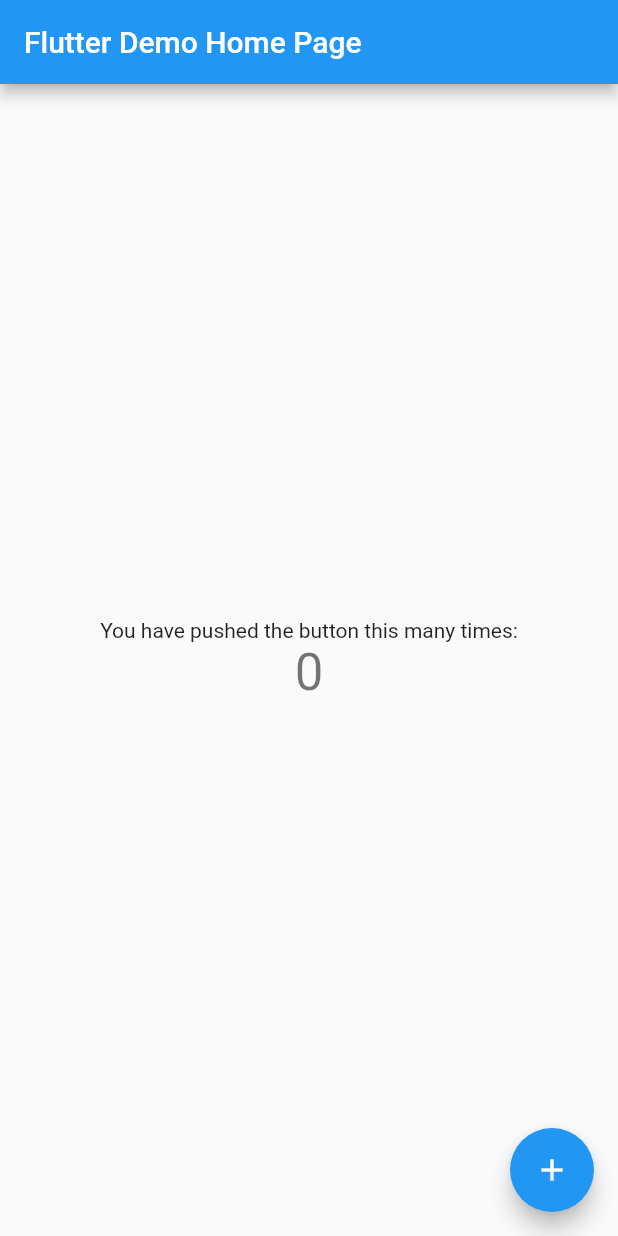
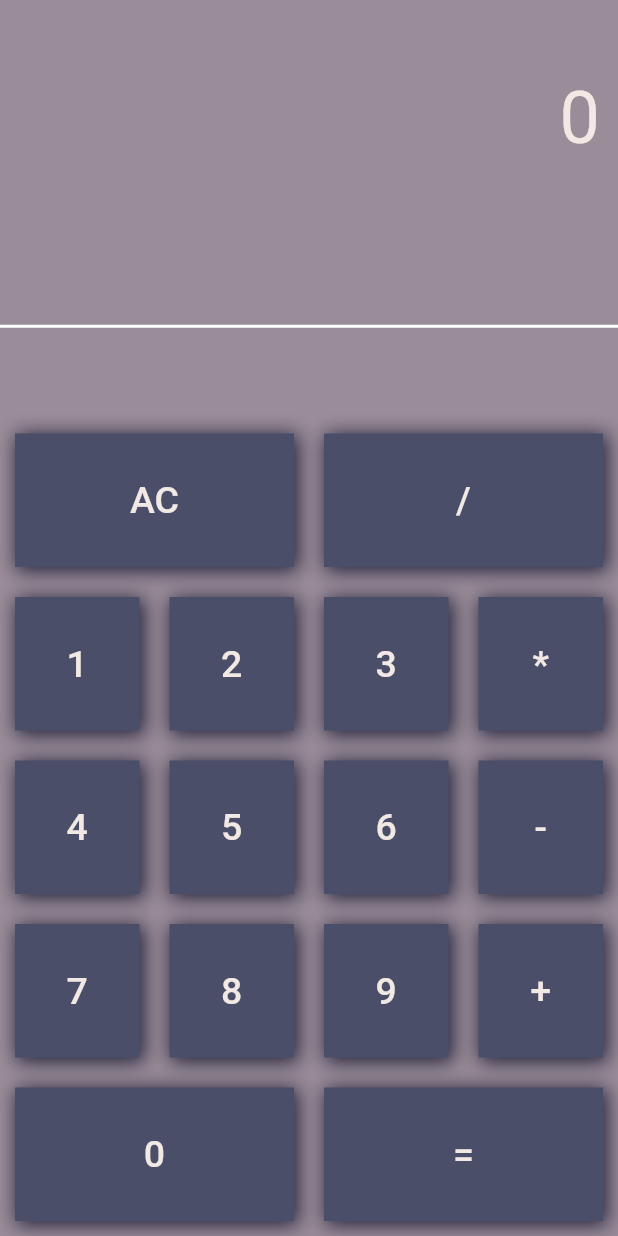
Before and after one commit to arunavapatra18/calculator, a Flutter app: the screen it shows after launch, on a phone screen of 412 x 824 dp. Run offline on Flutter 3.47's test engine with Material 2 defaults, Android fonts, the phone set to English and light mode, and no system bars.

Commit message:
Basic UI Completed

```diff
--- a/simple_calculator/lib/main.dart
+++ b/simple_calculator/lib/main.dart
@@ -1,117 +1,133 @@
 import 'package:flutter/material.dart';
 
-void main() {
-  runApp(MyApp());
-}
+void main() => runApp(CalculatorApp());
 
-class MyApp extends StatelessWidget {
-  // This widget is the root of your application.
+class CalculatorApp extends StatelessWidget {
   @override
   Widget build(BuildContext context) {
     return MaterialApp(
-      title: 'Flutter Demo',
-      theme: ThemeData(
-        // This is the theme of your application.
-        //
-        // Try running your application with "flutter run". You'll see the
-        // application has a blue toolbar. Then, without quitting the app, try
-        // changing the primarySwatch below to Colors.green and then invoke
-        // "hot reload" (press "r" in the console where you ran "flutter run",
-        // or simply save your changes to "hot reload" in a Flutter IDE).
-        // Notice that the counter didn't reset back to zero; the application
-        // is not restarted.
-        primarySwatch: Colors.blue,
-        // This makes the visual density adapt to the platform that you run
-        // the app on. For desktop platforms, the controls will be smaller and
-        // closer together (more dense) than on mobile platforms.
-        visualDensity: VisualDensity.adaptivePlatformDensity,
-      ),
-      home: MyHomePage(title: 'Flutter Demo Home Page'),
+      title: "Calculator",
+      debugShowCheckedModeBanner: false,
+      home: HomeActivity(),
     );
   }
 }
 
-class MyHomePage extends StatefulWidget {
-  MyHomePage({Key key, this.title}) : super(key: key);
-
-  // This widget is the home page of your application. It is stateful, meaning
-  // that it has a State object (defined below) that contains fields that affect
-  // how it looks.
-
-  // This class is the configuration for the state. It holds the values (in this
-  // case the title) provided by the parent (in this case the App widget) and
-  // used by the build method of the State. Fields in a Widget subclass are
-  // always marked "final".
-
-  final String title;
-
+class HomeActivity extends StatefulWidget {
   @override
-  _MyHomePageState createState() => _MyHomePageState();
+  _HomeActivityState createState() => _HomeActivityState();
 }
 
-class _MyHomePageState extends State<MyHomePage> {
-  int _counter = 0;
+class _HomeActivityState extends State<HomeActivity> {
+  // Calculator Logic
+  String output = "0";
+  String _out = "0";
+  double num1 = 0;
+  double num2 = 0;
+  String op = "";
 
-  void _incrementCounter() {
-    setState(() {
-      // This call to setState tells the Flutter framework that something has
-      // changed in this State, which causes it to rerun the build method below
-      // so that the display can reflect the updated values. If we changed
-      // _counter without calling setState(), then the build method would not be
-      // called again, and so nothing would appear to happen.
-      _counter++;
-    });
+  PressedButton(String val) {
+    //print(val);
+    if (val == "C") {
+      _out = "0";
+      num1 = 0;
+      num2 = 0;
+      op = "";
+    } else if (val == "+" || val == "-" || val == "*" || val == "/") {}
   }
 
+  // Button Widget
+  Widget calcBtn(String btnval) {
+    return Expanded(
+      child: Container(
+        margin: EdgeInsets.all(10.0),
+        decoration: BoxDecoration(
+          color: Color(0xFF4A4E69),
+          boxShadow: [
+            BoxShadow(
+                color: Color(0xFF22223B),
+                offset: Offset(2.0, 2.0),
+                blurRadius: 10.0,
+                spreadRadius: 1.5),
+          ],
+        ),
+        child: MaterialButton(
+          padding: EdgeInsets.all(30.0),
+          child: Text(
+            btnval,
+            style: TextStyle(fontSize: 25.0, color: Color(0xFFF2E9E4)),
+          ),
+          onPressed: () => PressedButton(btnval),
+        ),
+      ),
+    );
+  }
+
+  // Build method
   @override
   Widget build(BuildContext context) {
-    // This method is rerun every time setState is called, for instance as done
-    // by the _incrementCounter method above.
-    //
-    // The Flutter framework has been optimized to make rerunning build methods
-    // fast, so that you can just rebuild anything that needs updating rather
-    // than having to individually change instances of widgets.
     return Scaffold(
-      appBar: AppBar(
-        // Here we take the value from the MyHomePage object that was created by
-        // the App.build method, and use it to set our appbar title.
-        title: Text(widget.title),
-      ),
-      body: Center(
-        // Center is a layout widget. It takes a single child and positions it
-        // in the middle of the parent.
+      backgroundColor: Color(0xFF9A8C98),
+      body: Container(
         child: Column(
-          // Column is also a layout widget. It takes a list of children and
-          // arranges them vertically. By default, it sizes itself to fit its
-          // children horizontally, and tries to be as tall as its parent.
-          //
-          // Invoke "debug painting" (press "p" in the console, choose the
-          // "Toggle Debug Paint" action from the Flutter Inspector in Android
-          // Studio, or the "Toggle Debug Paint" command in Visual Studio Code)
-          // to see the wireframe for each widget.
-          //
-          // Column has various properties to control how it sizes itself and
-          // how it positions its children. Here we use mainAxisAlignment to
-          // center the children vertically; the main axis here is the vertical
-          // axis because Columns are vertical (the cross axis would be
-          // horizontal).
-          mainAxisAlignment: MainAxisAlignment.center,
           children: <Widget>[
-            Text(
-              'You have pushed the button this many times:',
+            Container(
+              alignment: Alignment.bottomRight,
+              padding: EdgeInsets.symmetric(horizontal: 12.0, vertical: 50.0),
+              child: Text(
+                output,
+                style: TextStyle(fontSize: 48.0, color: Color(0xFFF2E9E4)),
+              ),
             ),
-            Text(
-              '$_counter',
-              style: Theme.of(context).textTheme.headline4,
+            Expanded(
+              child: Divider(
+                thickness: 2.0,
+                color: Colors.white,
+              ),
+            ),
+            Column(
+              children: <Widget>[
+                Row(
+                  children: <Widget>[
+                    calcBtn("AC"),
+                    calcBtn("/"),
+                  ],
+                ),
+                Row(
+                  children: <Widget>[
+                    calcBtn("1"),
+                    calcBtn("2"),
+                    calcBtn("3"),
+                    calcBtn("*"),
+                  ],
+                ),
+                Row(
+                  children: <Widget>[
+                    calcBtn("4"),
+                    calcBtn("5"),
+                    calcBtn("6"),
+                    calcBtn("-"),
+                  ],
+                ),
+                Row(
+                  children: <Widget>[
+                    calcBtn("7"),
+                    calcBtn("8"),
+                    calcBtn("9"),
+                    calcBtn("+"),
+                  ],
+                ),
+                Row(
+                  children: <Widget>[
+                    calcBtn("0"),
+                    calcBtn("="),
+                  ],
+                ),
+              ],
             ),
           ],
         ),
       ),
-      floatingActionButton: FloatingActionButton(
-        onPressed: _incrementCounter,
-        tooltip: 'Increment',
-        child: Icon(Icons.add),
-      ), // This trailing comma makes auto-formatting nicer for build methods.
     );
   }
 }
```
Also changed, not shown: 1 other file.
